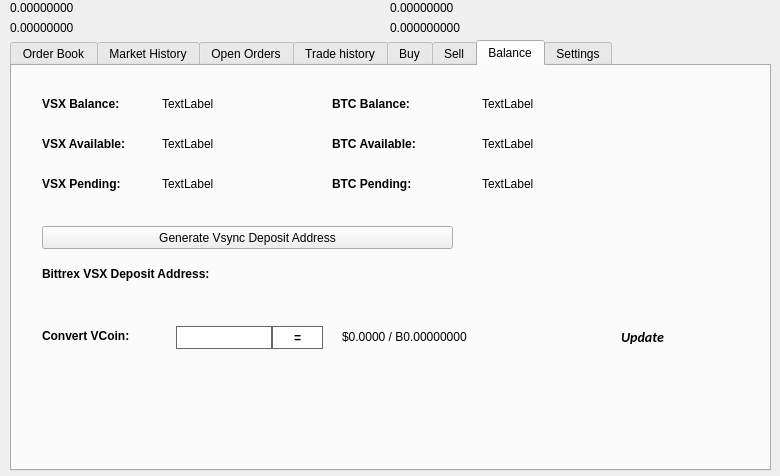
Above: src/qt/forms/tradingdialog.ui from VsyncDEV/Vsync before the change. Below: the same form after it.
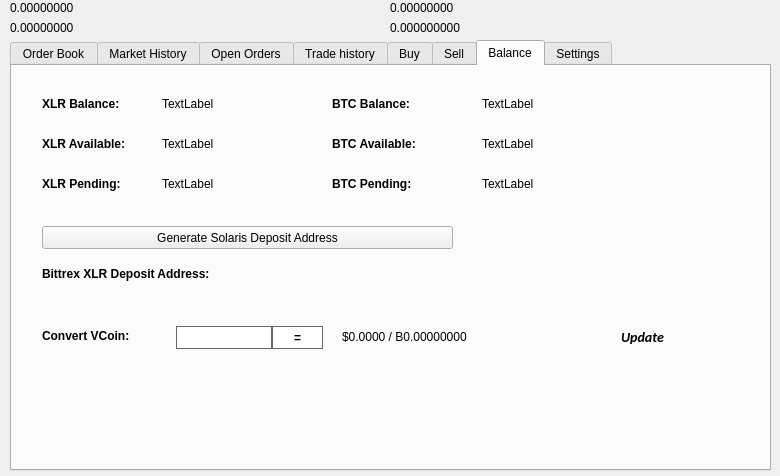
That is the form after the change. The open tabs and pages were chosen to show the change. Icons and pictures are not drawn.

What changed in the file:
```diff
--- a/src/qt/forms/tradingdialog.ui
+++ b/src/qt/forms/tradingdialog.ui
@@ -2762,7 +2762,7 @@
       </font>
      </property>
      <property name="text">
-      <string>VSX Balance:</string>
+      <string>XLR Balance:</string>
      </property>
     </widget>
     <widget class="QLabel" name="label_12">
@@ -2813,7 +2813,7 @@
       </font>
      </property>
      <property name="text">
-      <string>VSX Available:</string>
+      <string>XLR Available:</string>
      </property>
     </widget>
     <widget class="QLabel" name="label_14">
@@ -2832,7 +2832,7 @@
       </font>
      </property>
      <property name="text">
-      <string>VSX Pending:</string>
+      <string>XLR Pending:</string>
      </property>
     </widget>
     <widget class="QLabel" name="VSXPendingLabel">
@@ -2928,7 +2928,7 @@
       </font>
      </property>
      <property name="text">
-      <string>Bittrex VSX Deposit Address:</string>
+      <string>Bittrex XLR Deposit Address:</string>
      </property>
     </widget>
     <widget class="QPushButton" name="GenDepositBTN">
@@ -2941,7 +2941,7 @@
       </rect>
      </property>
      <property name="text">
-      <string>Generate Vsync Deposit Address</string>
+      <string>Generate Solaris Deposit Address</string>
      </property>
      <property name="icon">
       <iconset resource="../vsync.qrc">
```
Left out of the diff: 46 changed lines with no effect on the pictures.
